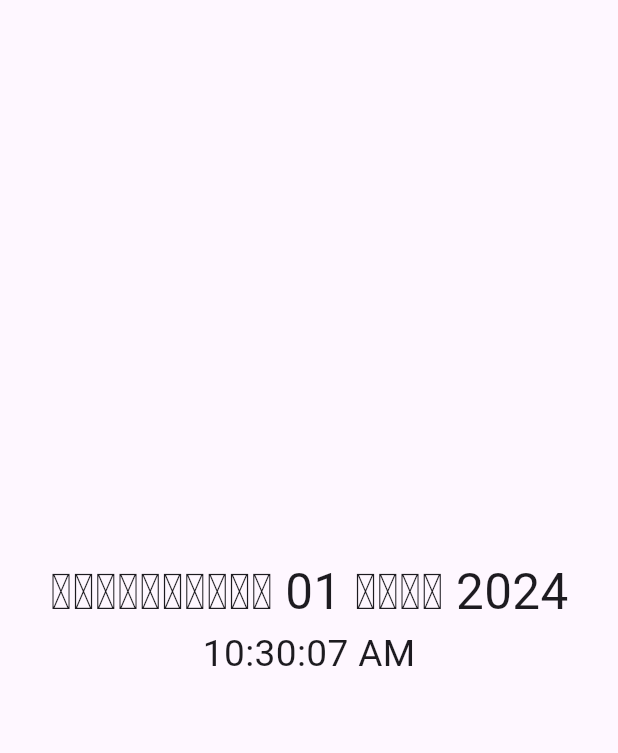
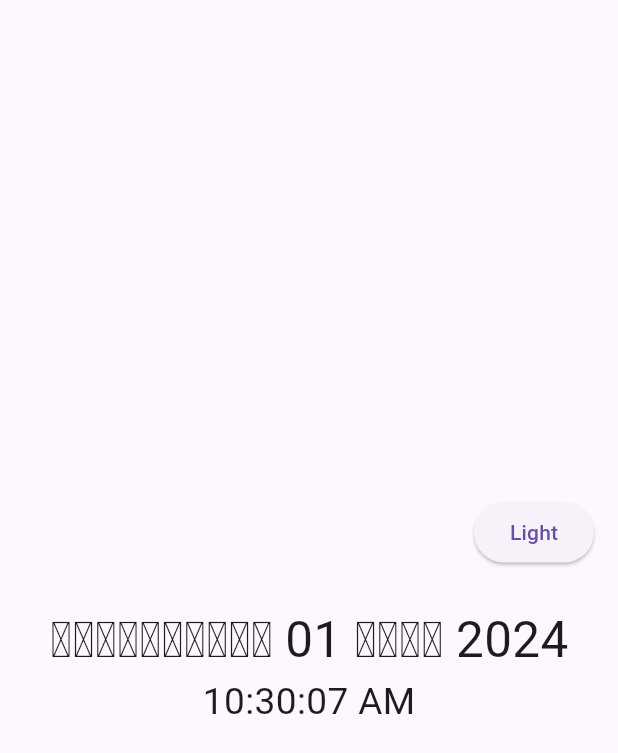
Before and after one commit to arakhacambodia/arakhacore, a Flutter app: the screen it shows after launch, on a phone screen of 412 x 824 dp. Shown: the top 753 px of the screen. Run offline on Flutter 3.47's test engine with Material 3 defaults, Android fonts, the phone set to English and light mode, and no system bars; our stand-ins replace google_fonts.

Commit message:
applied DarkTheme with toggle button

```diff
--- a/mobilecore/arakhamobile/lib/main.dart
+++ b/mobilecore/arakhamobile/lib/main.dart
@@ -1,5 +1,6 @@
 import 'dart:async';
 
+import 'package:arakhamobile/widgets/toggle_button_widget.dart';
 import 'package:flutter/material.dart';
 import 'package:google_fonts/google_fonts.dart';
 import 'package:intl/date_symbol_data_local.dart';
@@ -18,6 +19,8 @@ class HomePage extends StatefulWidget {
 }
 
 class _HomePageState extends State<HomePage> {
+  bool isDarkTheme = false;
+
   late String dateString;
   late String timeString;
 
@@ -46,15 +49,30 @@ class _HomePageState extends State<HomePage> {
     return DateFormat('EEEE dd MMM yyyy', 'km').format(dateTime);
   }
 
+  void toggle() {
+    setState(() {
+      isDarkTheme = !isDarkTheme;
+    });
+  }
+
   @override
   Widget build(BuildContext context) {
     Size size = MediaQuery.sizeOf(context);
     double width = size.width;
     return MaterialApp(
+      theme: isDarkTheme ? ThemeData.dark() : ThemeData.light(),
       home: SafeArea(
         child: Scaffold(
           body: Center(
             child: Column(
+              mainAxisAlignment: MainAxisAlignment.center,
+              crossAxisAlignment: CrossAxisAlignment.center,
+              children: [
+                Container(
+                  alignment: Alignment.centerRight,
+                  child: ToggleButtonWidget(isOn: isDarkTheme, toggle: toggle),
+                ),
+                Column(
                   mainAxisAlignment: MainAxisAlignment.center,
                   crossAxisAlignment: CrossAxisAlignment.center,
                   children: [
@@ -75,6 +93,8 @@ class _HomePageState extends State<HomePage> {
                         )),
                   ],
                 ),
+              ],
+            ),
           ),
         ),
       ),
--- /dev/null
+++ b/mobilecore/arakhamobile/lib/widgets/toggle_button_widget.dart
@@ -0,0 +1,19 @@
+import 'package:flutter/material.dart';
+
+class ToggleButtonWidget extends StatelessWidget {
+  final bool isOn;
+  final VoidCallback toggle;
+
+  const ToggleButtonWidget({super.key, required this.isOn, required this.toggle});
+
+  @override
+  Widget build(BuildContext context) {
+    return Container(
+      padding: const EdgeInsets.symmetric(horizontal: 16, vertical: 8),
+      child: ElevatedButton(
+        onPressed: toggle,
+        child: Text(isOn ? 'Dark' : 'Light'),
+      ),
+    );
+  }
+}
--- a/mobilecore/arakhamobile/pubspec.yaml
+++ b/mobilecore/arakhamobile/pubspec.yaml
@@ -26,6 +26,6 @@ flutter:
   uses-material-design: true
 
   assets:
+    - assets/icons/
     - assets/images/
     - assets/fonts/
-    - assets/vectors/
```
Lines whose indentation alone changed are shown as unchanged.
